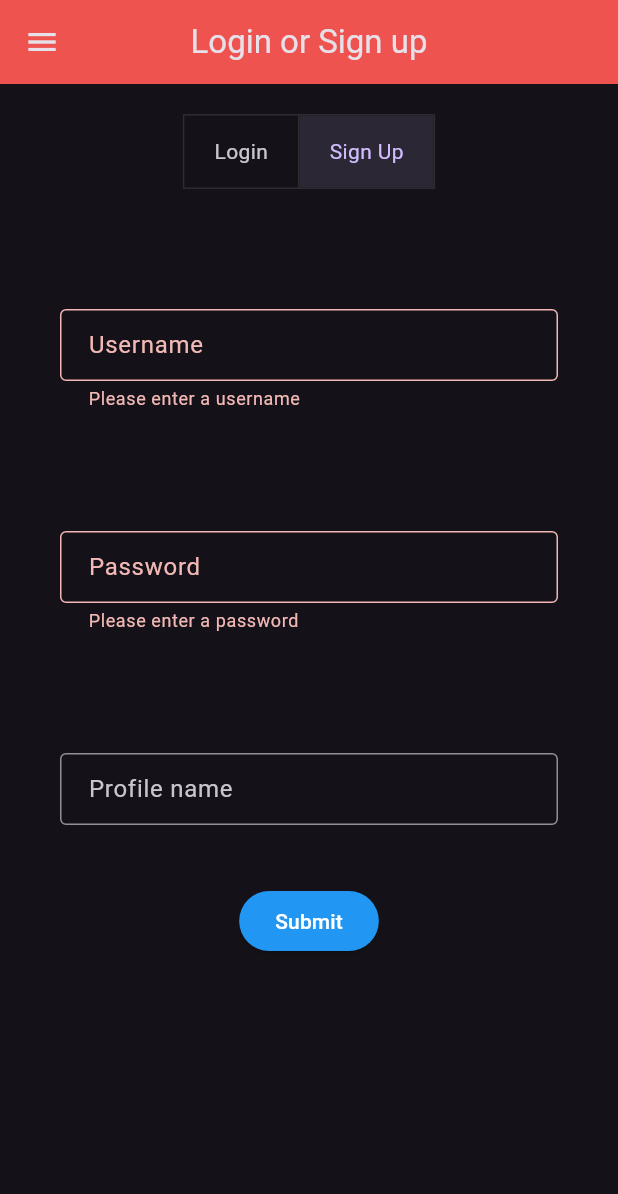
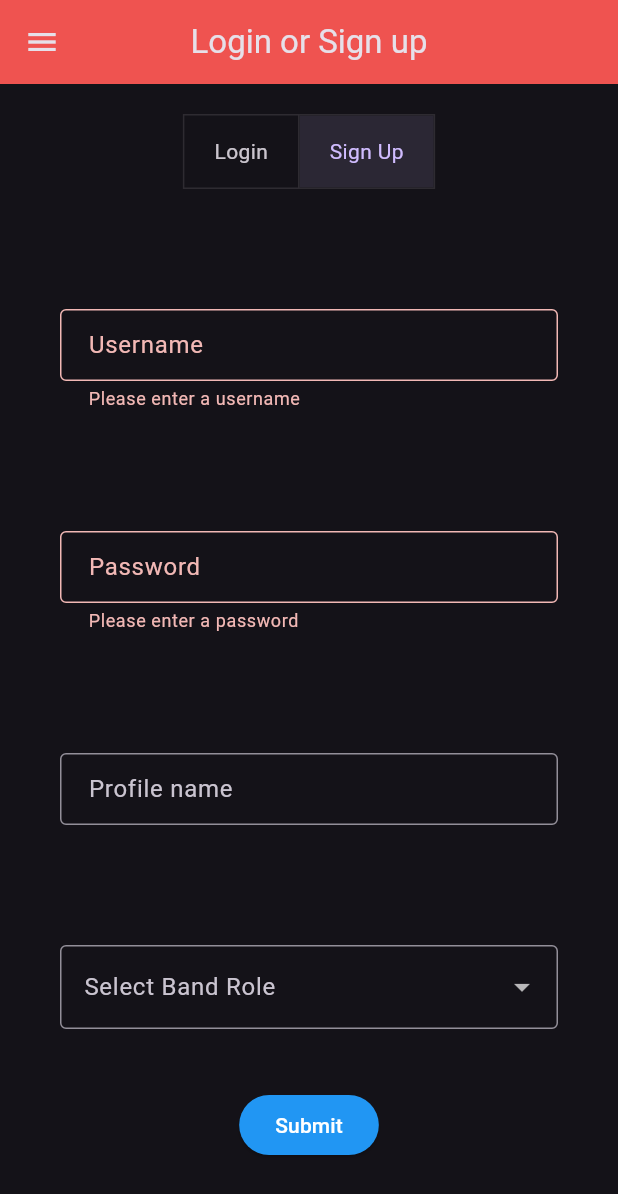
Before and after one commit to AdnanKhaleeli/MetronomeAPP, a Flutter app: the SignIn screen opened by its route, after a tap on "Submit", after a tap on "Sign Up", on a phone screen of 412 x 824 dp. Shown: the top 1194 px of the screen. Run offline on Flutter 3.47's test engine with Material 3 defaults, Android fonts, the phone set to English and light mode, and no system bars; our stand-ins replace audioplayers; missing offline and left inert: mongo_dart.

Commit message:
Added roles

```diff
--- a/lib/customdrawer.dart
+++ b/lib/customdrawer.dart
@@ -24,7 +24,7 @@ class CustomDrawer extends StatelessWidget {
           UserAccountsDrawerHeader(
             accountName: Text(user != null ? user!.getProfileName() : "Guest"),
             accountEmail:
-                Text(user != null ? "user@example.com" : "guest@example.com"),
+                Text(user != null ? user!.role : ""),
             currentAccountPicture: CircleAvatar(
               backgroundColor: Colors.white,
               child: Text(
--- a/lib/database.dart
+++ b/lib/database.dart
@@ -40,6 +40,7 @@ class DatabaseHelper {
     required String username,
     required String pwd,
     required String profilename,
+    required String role
   }) async {
     if (_db == null) {
       return false;
@@ -62,6 +63,7 @@ class DatabaseHelper {
       'pwd': pwd,
       'profilename': profilename,
       'assigned_music': {},
+      'role' : role,
       'subgroup_id': null
     };
 
@@ -113,6 +115,7 @@ class DatabaseHelper {
         username: student['username'],
         password: student['pwd'],
         profileName: student['profilename'] ?? '',
+        role: student['role']
       );
     } else {
       var conductorCollection = _db!.collection('Conductor');
@@ -125,6 +128,7 @@ class DatabaseHelper {
           username: conductor['username'],
           password: conductor['pwd'],
           profileName: conductor['profilename'],
+          role : conductor['role']
         );
       }
     }
@@ -465,4 +469,7 @@ class DatabaseHelper {
         modify.set('assigned_students', studentIds.map((id) => id.toHexString()).toList())
     );
   }
+
+
+
 }
--- a/lib/sign_in.dart
+++ b/lib/sign_in.dart
@@ -15,9 +15,7 @@ class SignIn extends StatelessWidget {
         centerTitle: true,
         backgroundColor: Colors.red[400],
       ),
-      drawer: CustomDrawer(
-        user: null,
-      ),
+      drawer: CustomDrawer(user: null),
       body: Center(
         child: Column(
           children: [LogIn()],
@@ -40,6 +38,13 @@ class _LogInState extends State<LogIn> {
   final TextEditingController _userNameController = TextEditingController();
   final TextEditingController _pwdController = TextEditingController();
   final TextEditingController _profileController = TextEditingController();
+  String? selectedRole;  // For role selection
+  List<String> roles = [
+    'Soprano Cornet', 'Solo Cornet', 'Repiano Cornet', 'Second Cornet', 'Third Cornet',
+    'Flugelhorn', 'Solo Horn', 'Horn 1', 'Horn 2', 'Baritone 1', 'Baritone 2',
+    'Trombone 1', 'Trombone 2', 'Bass Trombone', 'Euphonium', 'E-flat Bass',
+    'B-Flat Bass', 'Percussion'
+  ];
 
   void _showSnackBar(String message) {
     final snackBar = SnackBar(
@@ -152,6 +157,34 @@ class _LogInState extends State<LogIn> {
               },
             ),
           ),
+        if (sign_up)
+          Container(
+            margin: EdgeInsets.all(40),
+            child: DropdownButtonFormField<String>(
+              decoration: const InputDecoration(
+                labelText: 'Select Band Role',
+                border: OutlineInputBorder(),
+              ),
+              value: selectedRole,
+              onChanged: (String? newValue) {
+                setState(() {
+                  selectedRole = newValue;
+                });
+              },
+              items: roles.map<DropdownMenuItem<String>>((String role) {
+                return DropdownMenuItem<String>(
+                  value: role,
+                  child: Text(role),
+                );
+              }).toList(),
+              validator: (value) {
+                if (value == null) {
+                  return 'Please select a role';
+                }
+                return null;
+              },
+            ),
+          ),
         ElevatedButton(
           onPressed: () async {
             if (sign_up) {
@@ -170,15 +203,17 @@ class _LogInState extends State<LogIn> {
                   username: _userNameController.text,
                   pwd: _pwdController.text,
                   profilename: _profileController.text,
+                  role: selectedRole ?? '', // Add the selected role here
                 );
 
                 var userID = await db.getUserID(_userNameController.text);
                 if (userID != null) {
-                  User user = User(
+                  Student user = Student(
                     userId: userID,
                     username: _userNameController.text,
                     password: _pwdController.text,
                     profileName: _profileController.text,
+                    role: selectedRole ?? '',  // Include the role for the user
                   );
 
                   Navigator.pushReplacement(
--- a/lib/user.dart
+++ b/lib/user.dart
@@ -1,18 +1,18 @@
 import 'package:mongo_dart/mongo_dart.dart';
-
 
 class User {
   final ObjectId userId;
   final String username;
   final String password;
   final String profileName;
+  final String role;
 
-  User({
-    required this.userId,
+  User(
+      {required this.userId,
       required this.username,
       required this.password,
       required this.profileName,
-  });
+      required this.role});
 
   String getUsername() {
     return this.username;
@@ -33,39 +33,34 @@ class User {
 
 // Conductor subclass
 class Conductor extends User {
-
-
   Conductor({
     required ObjectId userId,
     required String username,
     required String password,
     required String profileName,
+     required String role,
   }) : super(
           userId: userId,
           username: username,
           password: password,
           profileName: profileName,
+          role: role
         );
-
-
 }
 
 // Student subclass
 class Student extends User {
-
-
-  Student({
-    required ObjectId userId,
+  Student(
+      {required ObjectId userId,
       required String username,
       required String password,
       required String profileName,
-  }) : super(
+      required String role})
+      : super(
           userId: userId,
           username: username,
           password: password,
           profileName: profileName,
+          role: role
         );
-
-
-
 }
```
Lines whose indentation alone changed are shown as unchanged.
